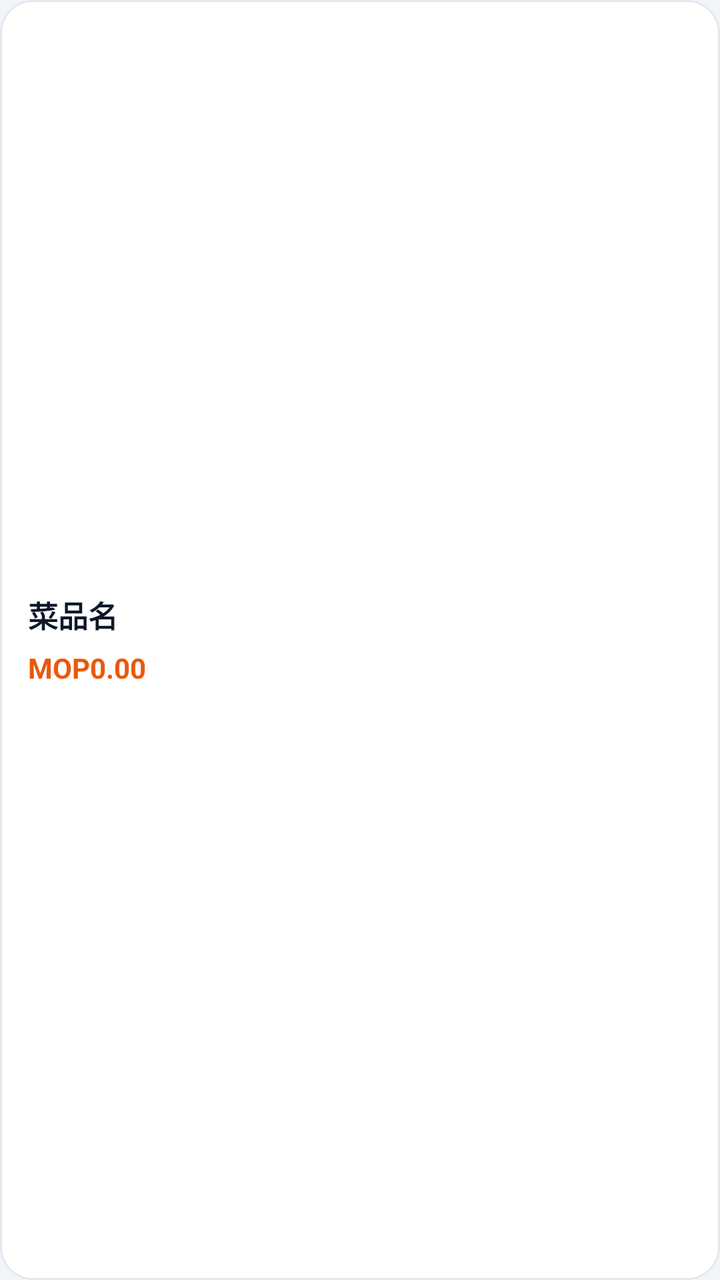
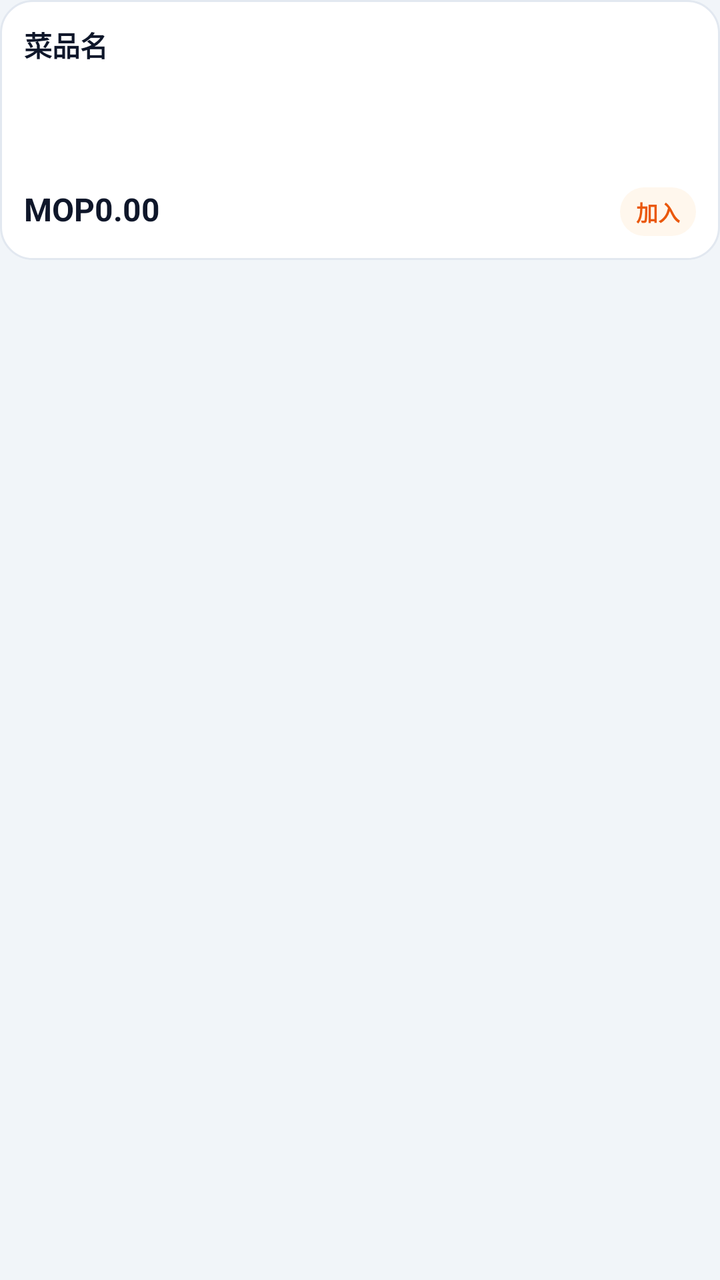

The first picture is an Android layout as it rendered before a commit; the second is the same layout after the commit. The layout source and the unified diff follow.
<!-- AndroidManifest.xml: application theme Theme.MacauposNative -->
<!-- res/layout/item_menu.xml -->
<?xml version="1.0" encoding="utf-8"?>
<LinearLayout xmlns:android="http://schemas.android.com/apk/res/android"
    android:layout_width="match_parent"
    android:layout_height="wrap_content"
    android:layout_margin="5dp"
    android:minHeight="92dp"
    android:background="@drawable/bg_menu_card"
    android:gravity="center_vertical"
    android:orientation="vertical"
    android:padding="14dp">

    <TextView
        android:id="@+id/txtName"
        android:layout_width="match_parent"
        android:layout_height="wrap_content"
        android:ellipsize="end"
        android:lineSpacingExtra="2dp"
        android:maxLines="2"
        android:text="菜品名"
        android:textColor="@color/text_primary"
        android:textSize="15sp"
        android:textStyle="bold" />

    <TextView
        android:id="@+id/txtPrice"
        android:layout_width="match_parent"
        android:layout_height="wrap_content"
        android:layout_marginTop="6dp"
        android:text="MOP0.00"
        android:textColor="@color/accent_deep"
        android:textSize="14sp"
        android:textStyle="bold" />
</LinearLayout>
<!-- resources referenced by this layout -->
<resources>
  <color name="accent_deep">#EA580C</color>
  <color name="text_primary">#0F172A</color>
  <!-- drawable bg_menu_card (drawable) -->
  <?xml version="1.0" encoding="utf-8"?>
  <selector xmlns:android="http://schemas.android.com/apk/res/android">
      <item android:state_pressed="true">
          <shape android:shape="rectangle">
              <solid android:color="@color/accent_soft" />
              <corners android:radius="16dp" />
              <stroke android:width="1dp" android:color="@color/accent_border" />
          </shape>
      </item>
      <item>
          <shape android:shape="rectangle">
              <solid android:color="@color/card" />
              <corners android:radius="16dp" />
              <stroke android:width="1dp" android:color="@color/card_border" />
          </shape>
      </item>
  </selector>
  <style name="Theme.MacauposNative" parent="android:Theme.Material.Light.NoActionBar">
          <item name="android:statusBarColor">#F1F5F9</item>
          <item name="android:navigationBarColor">#FFFFFF</item>
          <item name="android:windowBackground">#F1F5F9</item>
          <item name="android:colorAccent">#F97316</item>
          <item name="android:windowLightStatusBar">true</item>
      </style>
  <color name="accent_soft">#FFEDD5</color>
  <color name="accent_border">#FDBA74</color>
  <color name="card">#FFFFFF</color>
  <color name="card_border">#E2E8F0</color>
</resources>

<!-- the commit's change to res/layout/item_menu.xml (unified diff, before → after) -->
@@ -1,33 +1,78 @@
 <?xml version="1.0" encoding="utf-8"?>
-<LinearLayout xmlns:android="http://schemas.android.com/apk/res/android"
+<FrameLayout xmlns:android="http://schemas.android.com/apk/res/android"
     android:layout_width="match_parent"
     android:layout_height="wrap_content"
-    android:layout_margin="5dp"
-    android:minHeight="92dp"
-    android:background="@drawable/bg_menu_card"
-    android:gravity="center_vertical"
-    android:orientation="vertical"
-    android:padding="14dp">
+    android:layout_margin="5dp">
+
+    <LinearLayout
+        android:layout_width="match_parent"
+        android:layout_height="wrap_content"
+        android:background="@drawable/bg_menu_card"
+        android:minHeight="130dp"
+        android:orientation="vertical"
+        android:padding="12dp">
+
+        <TextView
+            android:id="@+id/txtName"
+            android:layout_width="match_parent"
+            android:layout_height="wrap_content"
+            android:ellipsize="end"
+            android:lineSpacingExtra="2dp"
+            android:maxLines="3"
+            android:text="菜品名"
+            android:textColor="@color/slate_900"
+            android:textSize="14sp"
+            android:textStyle="bold" />
+
+        <Space
+            android:layout_width="match_parent"
+            android:layout_height="6dp"
+            android:layout_weight="1" />
+
+        <LinearLayout
+            android:layout_width="match_parent"
+            android:layout_height="wrap_content"
+            android:gravity="bottom"
+            android:orientation="horizontal">
+
+            <TextView
+                android:id="@+id/txtPrice"
+                android:layout_width="0dp"
+                android:layout_height="wrap_content"
+                android:layout_weight="1"
+                android:ellipsize="end"
+                android:maxLines="1"
+                android:text="MOP0.00"
+                android:textColor="@color/slate_900"
+                android:textSize="16sp"
+                android:textStyle="bold" />
+
+            <TextView
+                android:id="@+id/txtAdd"
+                android:layout_width="wrap_content"
+                android:layout_height="wrap_content"
+                android:background="@drawable/bg_add_pill"
+                android:paddingHorizontal="8dp"
+                android:paddingVertical="4dp"
+                android:text="加入"
+                android:textColor="@color/orange_600"
+                android:textSize="11sp"
+                android:textStyle="bold" />
+        </LinearLayout>
+    </LinearLayout>
 
     <TextView
-        android:id="@+id/txtName"
-        android:layout_width="match_parent"
+        android:id="@+id/txtBadge"
+        android:layout_width="wrap_content"
         android:layout_height="wrap_content"
-        android:ellipsize="end"
-        android:lineSpacingExtra="2dp"
-        android:maxLines="2"
-        android:text="菜品名"
-        android:textColor="@color/text_primary"
-        android:textSize="15sp"
-        android:textStyle="bold" />
-
-    <TextView
-        android:id="@+id/txtPrice"
-        android:layout_width="match_parent"
-        android:layout_height="wrap_content"
-        android:layout_marginTop="6dp"
-        android:text="MOP0.00"
-        android:textColor="@color/accent_deep"
-        android:textSize="14sp"
-        android:textStyle="bold" />
-</LinearLayout>
+        android:layout_gravity="top|end"
+        android:layout_margin="7dp"
+        android:background="@drawable/bg_badge_count"
+        android:paddingHorizontal="6dp"
+        android:paddingVertical="1dp"
+        android:text="x1"
+        android:textColor="@color/card"
+        android:textSize="10sp"
+        android:textStyle="bold"
+        android:visibility="gone" />
+</FrameLayout>
<!-- resource entries referenced after the edit -->
@@ -1,7 +1,5 @@
 <!-- resources referenced by this layout -->
 <resources>
-  <color name="accent_deep">#EA580C</color>
-  <color name="text_primary">#0F172A</color>
   <!-- drawable bg_menu_card (drawable) -->
   <?xml version="1.0" encoding="utf-8"?>
   <selector xmlns:android="http://schemas.android.com/apk/res/android">
@@ -27,9 +25,25 @@
           <item name="android:colorAccent">#F97316</item>
           <item name="android:windowLightStatusBar">true</item>
       </style>
+  <color name="orange_50">#FFF7ED</color>
+  <color name="accent">#F97316</color>
   <color name="accent_soft">#FFEDD5</color>
   <color name="accent_border">#FDBA74</color>
   <color name="card">#FFFFFF</color>
+  <color name="orange_600">#EA580C</color>
+  <color name="slate_900">#0F172A</color>
+  <!-- drawable bg_add_pill (drawable) -->
+  <?xml version="1.0" encoding="utf-8"?>
+  <shape xmlns:android="http://schemas.android.com/apk/res/android" android:shape="rectangle">
+      <solid android:color="@color/orange_50" />
+      <corners android:radius="999dp" />
+  </shape>
+  <!-- drawable bg_badge_count (drawable) -->
+  <?xml version="1.0" encoding="utf-8"?>
+  <shape xmlns:android="http://schemas.android.com/apk/res/android" android:shape="rectangle">
+      <solid android:color="@color/accent" />
+      <corners android:radius="999dp" />
+  </shape>
   <color name="card_border">#E2E8F0</color>
 </resources>
 
